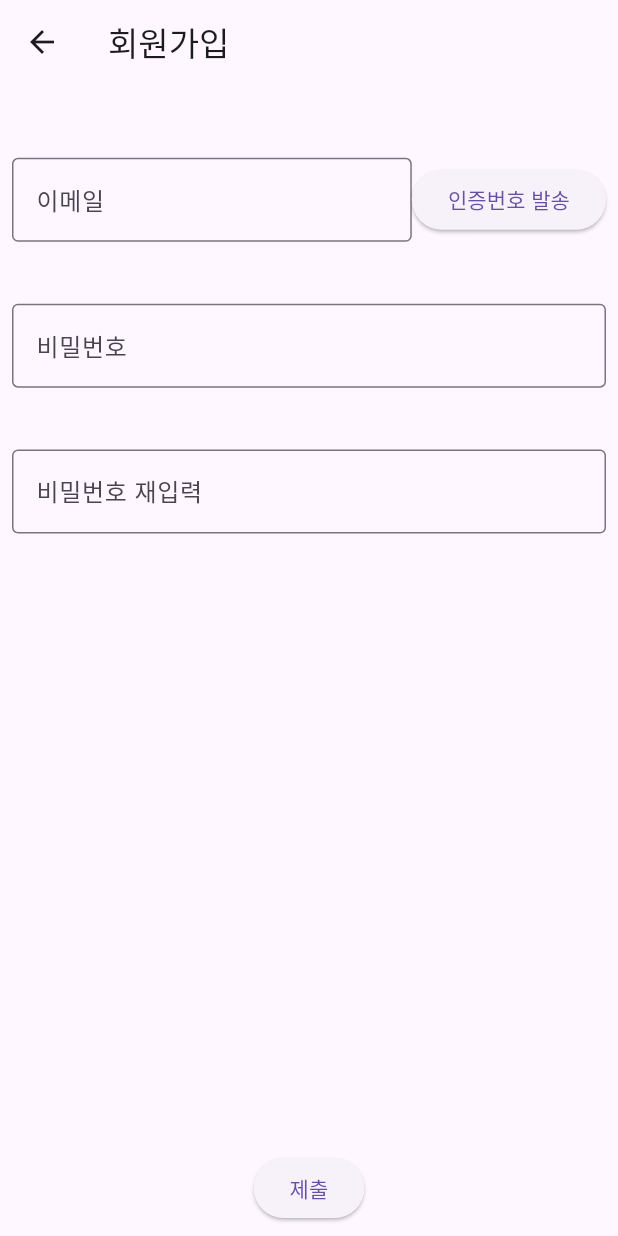
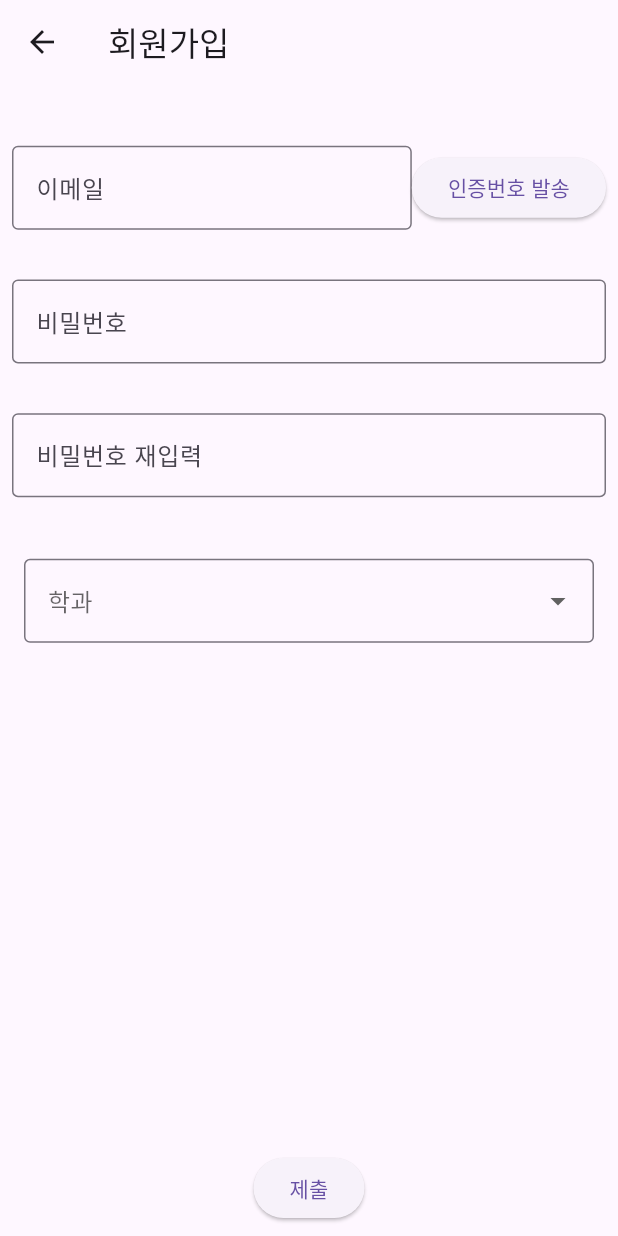
Before and after one commit to CapstoneTeamJBNU/Pros, a Flutter app: the RegisterPage screen opened directly, on a phone screen of 412 x 824 dp. Run offline on Flutter 3.47's test engine with Material 3 defaults, Android fonts, the phone set to English and light mode, and no system bars; our stand-ins replace firebase_auth, firebase_core; accounts and stored records are empty.

Commit message:
modified register_page and user_data

```diff
--- a/flutter/flutter_application_1/lib/register_page.dart
+++ b/flutter/flutter_application_1/lib/register_page.dart
@@ -9,6 +9,7 @@ class RegisterPage extends StatefulWidget{
 
 class _RegisterState extends State<RegisterPage>{
   List<TextEditingController> txtCtrl = List.generate(3, (index) => TextEditingController());
+  String? dropdownValue3;  // 학과 선택을 위한 변수
   @override
   void dispose(){
     for (TextEditingController ctrl in txtCtrl){ctrl.dispose();}
@@ -68,6 +69,32 @@ class _RegisterState extends State<RegisterPage>{
               password,
               const Spacer(),
               pwRecheck,
+              const Spacer(),
+              SizedBox(
+                width: double.infinity, // 원하는 너비로 조정
+                child: Padding(
+                  padding: const EdgeInsets.all(8.0),
+                  child: DropdownButtonFormField<String>(
+                    decoration: const InputDecoration(
+                      border: OutlineInputBorder(),
+                      hintText: '학과',
+                    ),
+                    value: dropdownValue3,
+                    onChanged: (String? newValue) {
+                      setState(() {
+                        dropdownValue3 = newValue!;
+                      });
+                    },
+                    items: <String>['소프트웨어공학', '컴퓨터공학', '기계공학', '전자공학']
+                        .map<DropdownMenuItem<String>>((String value) {
+                      return DropdownMenuItem<String>(
+                        value: value,
+                        child: Text(value),
+                      );
+                    }).toList(),
+                  ),
+                ),
+              ),
               const Spacer(
                 flex: 10,
                 ),
```
Also changed, not shown: flutter/flutter_application_1/lib/user_data.dart (+0 -25 lines).
